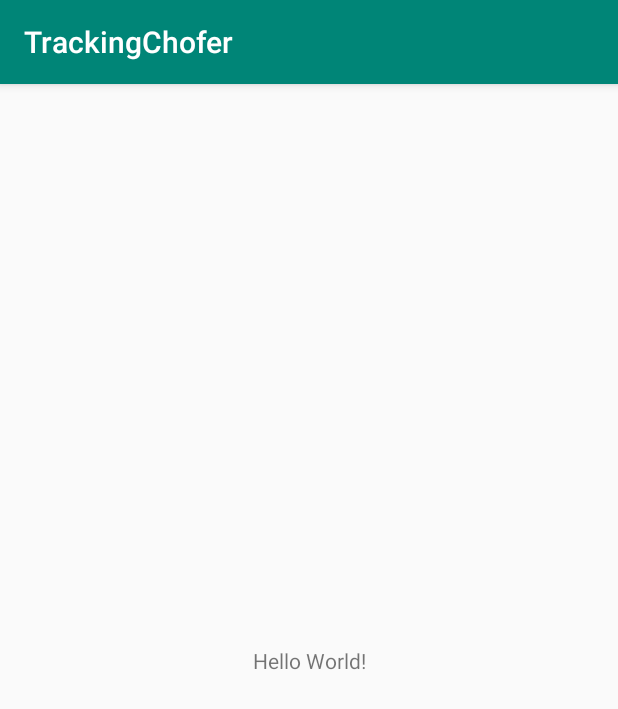
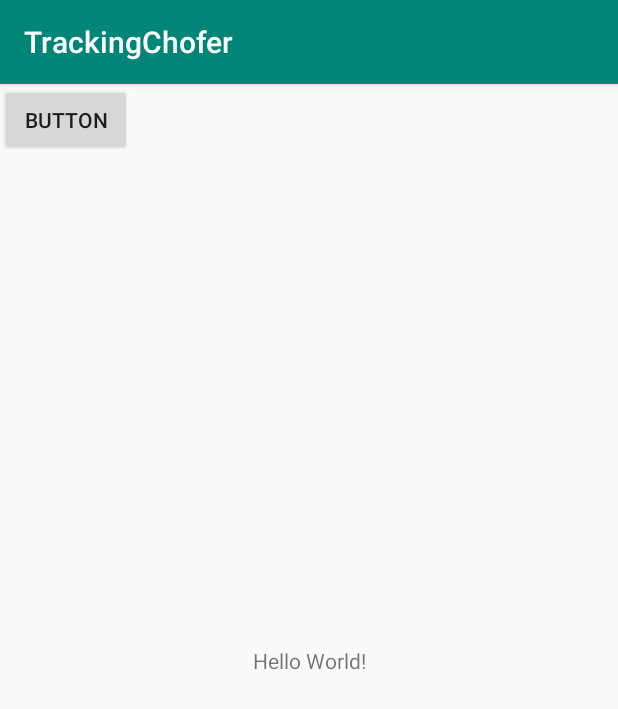
Before and after one commit to SergueiBaskakov/ProyectoS, an Android app: the screen it shows after launch (MainActivity), on a phone screen of 412 x 824 dp. Shown: the top 709 px of the screen. Run offline under Robolectric (Android 15) with nearby library versions, the phone set to English and light mode, and no system bars.

Commit message:
Solo Menu + boton

```diff
--- a/TrackingChofer/app/src/main/java/com/progfinal/trackingchofer/MainActivity.kt
+++ b/TrackingChofer/app/src/main/java/com/progfinal/trackingchofer/MainActivity.kt
@@ -8,5 +8,6 @@ class MainActivity : AppCompatActivity() {
     override fun onCreate(savedInstanceState: Bundle?) {
         super.onCreate(savedInstanceState)
         setContentView(R.layout.activity_main)
+
     }
 }
--- a/TrackingChofer/app/src/main/res/layout/activity_main.xml
+++ b/TrackingChofer/app/src/main/res/layout/activity_main.xml
@@ -15,5 +15,10 @@
             app:layout_constraintLeft_toLeftOf="parent"
             app:layout_constraintRight_toRightOf="parent"
             app:layout_constraintTop_toTopOf="parent"/>
+    <Button
+            android:text="Button"
+            android:layout_width="wrap_content"
+            android:layout_height="wrap_content" tools:layout_editor_absoluteY="441dp"
+            tools:layout_editor_absoluteX="163dp" android:id="@+id/button"/>
 
 </androidx.constraintlayout.widget.ConstraintLayout>
```
